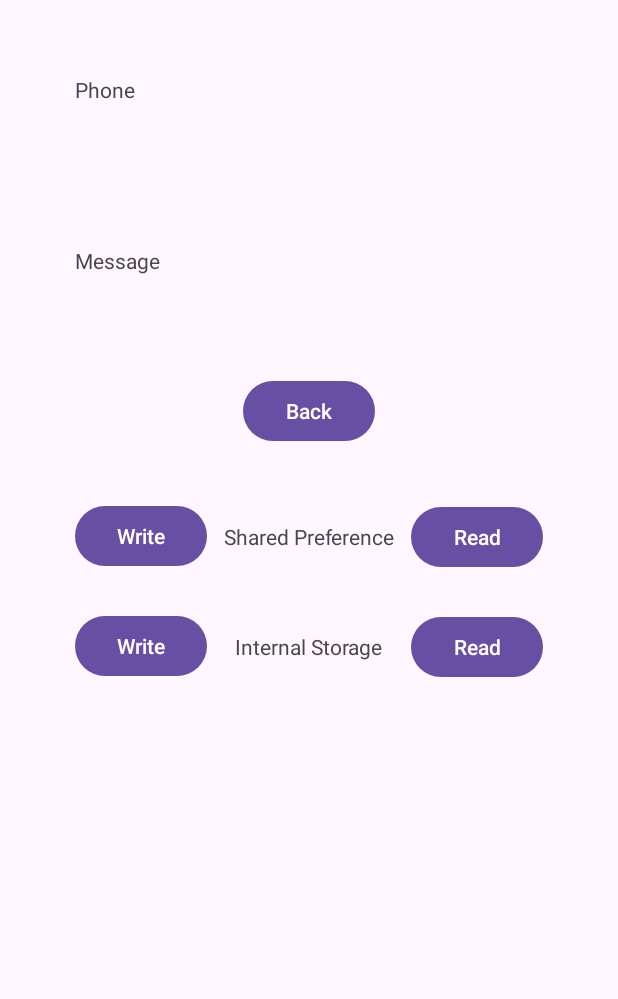
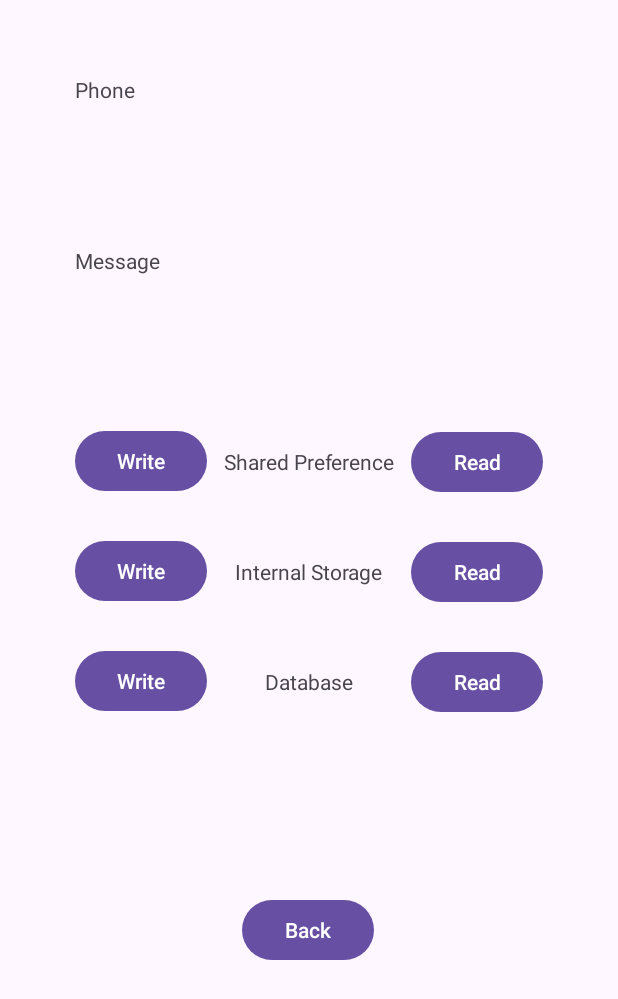
Before and after one commit to hlarda/ITI-android, an Android app: the nextActivity screen opened directly, with no data from a screen before it, on a phone screen of 412 x 824 dp. Shown: the top 999 px of the screen. Run offline under Robolectric (Android 15) with nearby library versions, the phone set to English and light mode, and no system bars.

Commit message:
androidLab: DataStorage + SQL

```diff
--- a/11-androidStudio/lab/15-9/DataStorage-app/app/src/main/java/com/example/activityandorientation/nextActivity.java
+++ b/11-androidStudio/lab/15-9/DataStorage-app/app/src/main/java/com/example/activityandorientation/nextActivity.java
@@ -1,9 +1,8 @@
 package com.example.activityandorientation;
-
-import static com.example.activityandorientation.R.id.rSharedPrefBtn;
 
 import android.content.Context;
 import android.content.SharedPreferences;
+import android.database.Cursor;
 import android.os.Bundle;
 import android.view.View;
 import android.widget.Button;
@@ -28,8 +27,9 @@ public class nextActivity extends AppCompatActivity {
     private static final String INTERNAL_FILE = "INTERNAL_FILE";
 
     Button backBtn;
-    Button rSharedPrefBtn, wSharedPrefBtn, rInternalStorage, wInternalStorage;
+    Button rSharedPrefBtn, wSharedPrefBtn, rInternalStorage, wInternalStorage, rDbBtn, wDbBtn;
     TextView phoneView, msgView;
+    DbHelper dbHelper;
 
     @Override
     protected void onCreate(Bundle savedInstanceState) {
@@ -47,12 +47,16 @@ public class nextActivity extends AppCompatActivity {
         wSharedPrefBtn  = findViewById(R.id.wSharedPrefBtn);
         rInternalStorage= findViewById(R.id.rInternalStorage);
         wInternalStorage= findViewById(R.id.wInternalStorage);
+        rDbBtn          = findViewById(R.id.rDbBtn);
+        wDbBtn          = findViewById(R.id.wDbBtn);
 
         phoneView       = findViewById(R.id.phoneView);
         msgView         = findViewById(R.id.msgView);
 
-        String phone = getIntent().getStringExtra(MainActivity.PHONE);
-        String message = getIntent().getStringExtra(MainActivity.MESSAGE);
+        dbHelper = new DbHelper(nextActivity.this);
+
+        String phone    = getIntent().getStringExtra(MainActivity.PHONE);
+        String message  = getIntent().getStringExtra(MainActivity.MESSAGE);
 
         phoneView.setText(phone);
         msgView.setText(message);
@@ -118,7 +122,28 @@ public class nextActivity extends AppCompatActivity {
                 }
             }
         });
+        wDbBtn.setOnClickListener(new View.OnClickListener() {
+            @Override
+            public void onClick(View view) {
+                dbHelper.insertData(phone, message);
+                phoneView.setText("");
+            }
+        });
+        rDbBtn.setOnClickListener(new View.OnClickListener() {
+            @Override
+            public void onClick(View view) {
+                Cursor cursor = dbHelper.getPhoneByMessage(message);
 
+                if (cursor != null && cursor.moveToFirst()) {
+                    phoneView.setText(cursor.getString(cursor.getColumnIndexOrThrow("phone")));
+                } else {
+                    Toast.makeText(nextActivity.this, "No phone found for this message", Toast.LENGTH_SHORT).show();
+                }
+                if (cursor != null) {
+                    cursor.close();
+                }
+            }
+        });
 
     }
 }
--- a/11-androidStudio/lab/15-9/DataStorage-app/app/src/main/res/layout/activity_next.xml
+++ b/11-androidStudio/lab/15-9/DataStorage-app/app/src/main/res/layout/activity_next.xml
@@ -46,18 +46,18 @@
         android:id="@+id/backBtn"
         android:layout_width="wrap_content"
         android:layout_height="wrap_content"
-        android:layout_marginTop="250dp"
+        android:layout_marginBottom="180dp"
         android:text="@string/back"
+        app:layout_constraintBottom_toBottomOf="parent"
         app:layout_constraintEnd_toEndOf="parent"
-        app:layout_constraintHorizontal_bias="0.5"
-        app:layout_constraintStart_toStartOf="parent"
-        app:layout_constraintTop_toTopOf="parent" />
+        app:layout_constraintHorizontal_bias="0.498"
+        app:layout_constraintStart_toStartOf="parent" />
 
     <Button
         android:id="@+id/wSharedPrefBtn"
         android:layout_width="wrap_content"
         android:layout_height="wrap_content"
-        android:layout_marginTop="150dp"
+        android:layout_marginTop="100dp"
         android:text="@string/write"
         app:layout_constraintStart_toStartOf="@+id/textView4"
         app:layout_constraintTop_toBottomOf="@+id/textView4" />
@@ -112,4 +112,35 @@
         app:layout_constraintBottom_toBottomOf="@+id/textView5"
         app:layout_constraintEnd_toEndOf="parent"
         app:layout_constraintTop_toTopOf="@+id/textView5" />
+
+    <TextView
+        android:id="@+id/textView6"
+        android:layout_width="wrap_content"
+        android:layout_height="wrap_content"
+        android:text="@string/db"
+        app:layout_constraintBottom_toBottomOf="@+id/wDbBtn"
+        app:layout_constraintEnd_toStartOf="@+id/rDbBtn"
+        app:layout_constraintHorizontal_bias="0.5"
+        app:layout_constraintStart_toEndOf="@+id/wDbBtn"
+        app:layout_constraintTop_toTopOf="@+id/wDbBtn" />
+
+    <Button
+        android:id="@+id/wDbBtn"
+        android:layout_width="wrap_content"
+        android:layout_height="wrap_content"
+        android:layout_marginStart="50dp"
+        android:layout_marginTop="25dp"
+        android:text="@string/write"
+        app:layout_constraintStart_toStartOf="parent"
+        app:layout_constraintTop_toBottomOf="@+id/wInternalStorage" />
+
+    <Button
+        android:id="@+id/rDbBtn"
+        android:layout_width="wrap_content"
+        android:layout_height="wrap_content"
+        android:layout_marginEnd="50dp"
+        android:text="@string/read"
+        app:layout_constraintBottom_toBottomOf="@+id/textView6"
+        app:layout_constraintEnd_toEndOf="parent"
+        app:layout_constraintTop_toTopOf="@+id/textView6" />
 </androidx.constraintlayout.widget.ConstraintLayout>
--- a/11-androidStudio/lab/15-9/DataStorage-app/app/src/main/res/values/strings.xml
+++ b/11-androidStudio/lab/15-9/DataStorage-app/app/src/main/res/values/strings.xml
@@ -9,4 +9,6 @@
     <string name="read">Read</string>
     <string name="shared">Shared Preference</string>
     <string name="Internal">Internal Storage</string>
+    <string name="Database" />
+    <string name="db">Database</string>
 </resources>
```
Also changed, not shown: 11-androidStudio/lab/15-9/DataStorage-app/app/src/main/java/com/example/activityandorientation/DbHelper.java (added, +57 -0 lines).
